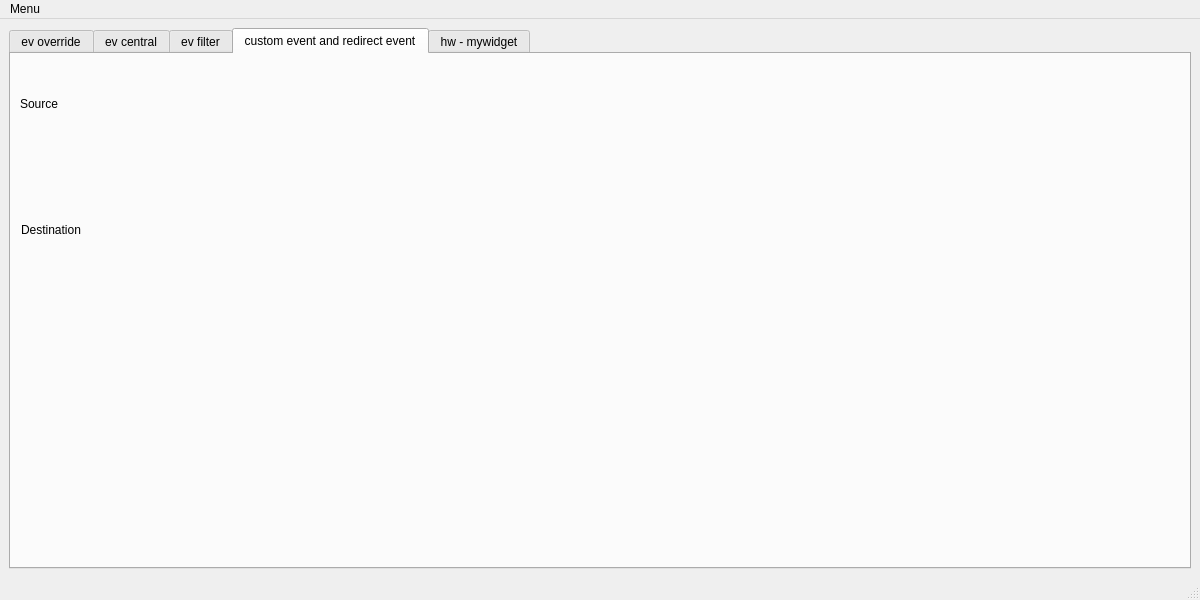
Old version of the form mainwindow.ui in the repository otuslearn2024/hw2.
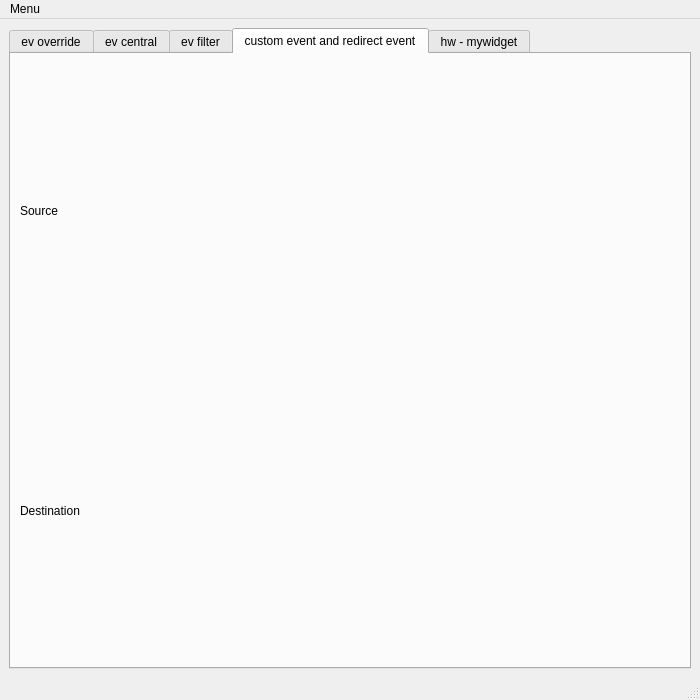
New version of the form. Custom widgets are drawn as their Qt base class.

What changed in the file:
```diff
--- a/mainwindow.ui
+++ b/mainwindow.ui
@@ -6,8 +6,8 @@
    <rect>
     <x>0</x>
     <y>0</y>
-    <width>1200</width>
-    <height>600</height>
+    <width>700</width>
+    <height>700</height>
    </rect>
   </property>
   <property name="windowTitle">
@@ -66,35 +66,22 @@
        <attribute name="title">
         <string>custom event and redirect event</string>
        </attribute>
+       <layout class="QVBoxLayout" name="verticalLayout">
+        <item>
        <widget class="QLabel" name="label_source">
-        <property name="geometry">
-         <rect>
-          <x>9</x>
-          <y>9</y>
-          <width>171</width>
-          <height>81</height>
-         </rect>
-        </property>
-        <property name="autoFillBackground">
-         <bool>false</bool>
-        </property>
         <property name="text">
          <string>Source</string>
         </property>
        </widget>
+        </item>
+        <item>
        <widget class="CustomDestinationLabel" name="label_destination">
-        <property name="geometry">
-         <rect>
-          <x>10</x>
-          <y>140</y>
-          <width>181</width>
-          <height>71</height>
-         </rect>
-        </property>
         <property name="text">
          <string>Destination</string>
         </property>
        </widget>
+        </item>
+       </layout>
       </widget>
       <widget class="QWidget" name="tab_5">
        <attribute name="title">
@@ -110,7 +97,7 @@
     <rect>
      <x>0</x>
      <y>0</y>
-     <width>1200</width>
+     <width>700</width>
      <height>21</height>
     </rect>
    </property>
```
Left out of the diff: 21 changed lines with no effect on the pictures. Lines whose indentation alone changed are shown as unchanged.
